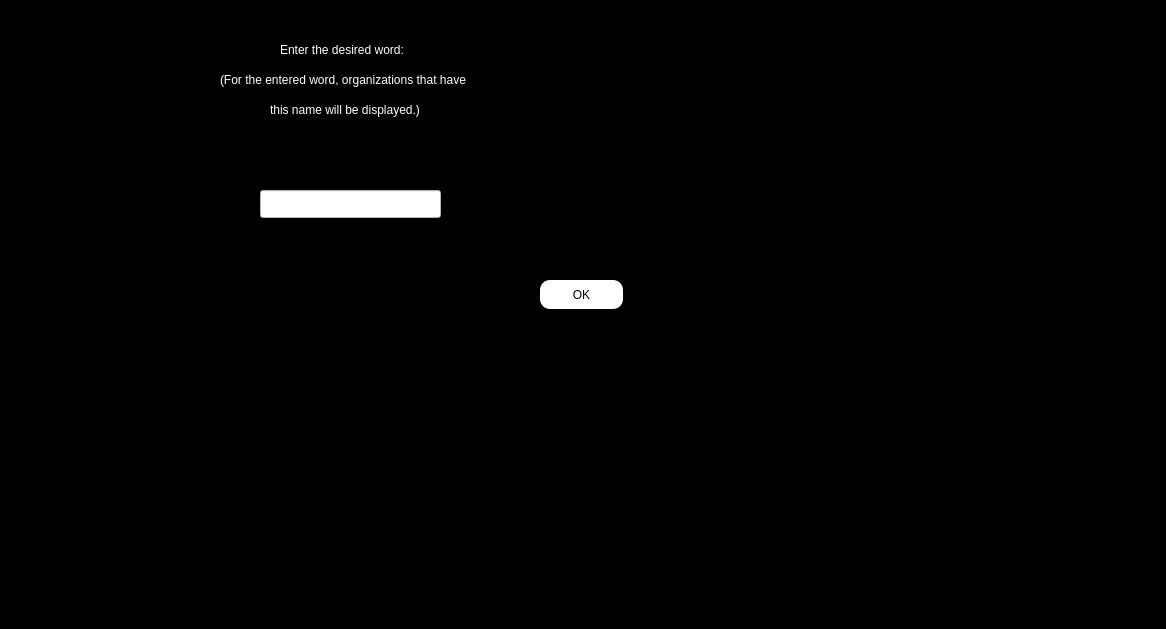
First picture: the form in enter/filtering_organizations.ui, repository Shayanrava/APproject, before the edit.
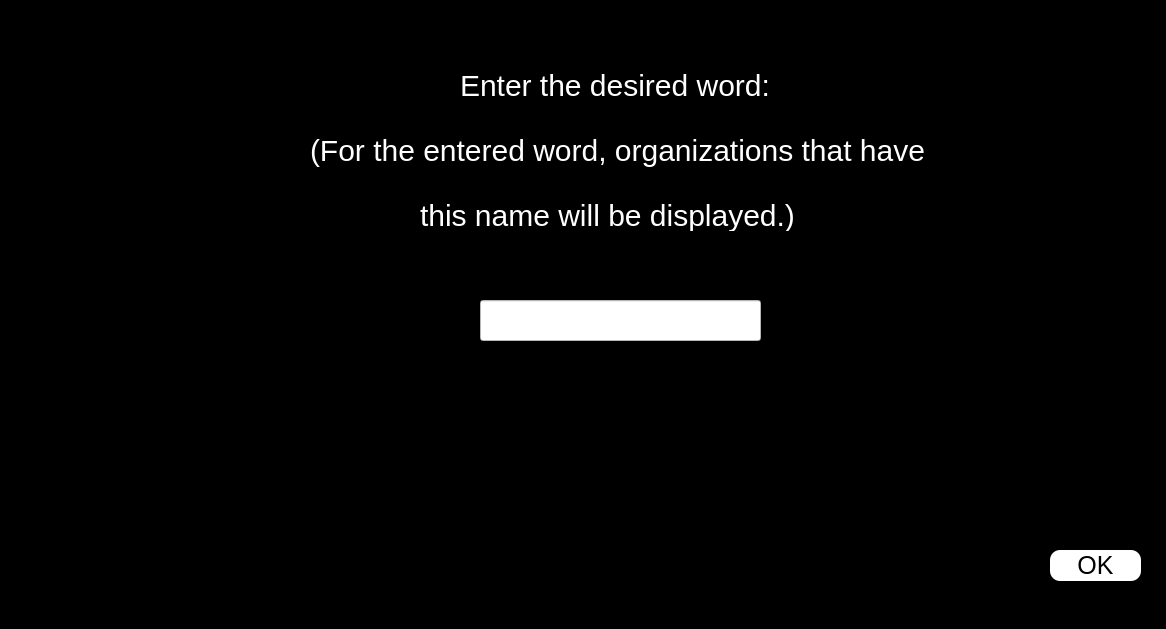
Second picture: the form after the edit.

Commit message: filtering and removing organization ui edited

What changed in the file:
```diff
--- a/enter/filtering_organizations.ui
+++ b/enter/filtering_organizations.ui
@@ -22,16 +22,17 @@
   <widget class="QLabel" name="label">
    <property name="geometry">
     <rect>
-     <x>280</x>
-     <y>40</y>
-     <width>161</width>
-     <height>20</height>
+     <x>460</x>
+     <y>60</y>
+     <width>321</width>
+     <height>51</height>
     </rect>
    </property>
    <property name="styleSheet">
     <string notr="true">#label
 {
 color:white;
+font-size:30px;
 }</string>
    </property>
    <property name="text">
@@ -41,16 +42,17 @@
   <widget class="QLabel" name="label_2">
    <property name="geometry">
     <rect>
-     <x>220</x>
-     <y>70</y>
-     <width>321</width>
-     <height>20</height>
+     <x>310</x>
+     <y>130</y>
+     <width>621</width>
+     <height>41</height>
     </rect>
    </property>
    <property name="styleSheet">
     <string notr="true">#label_2
 {
 color:white;
+font-size:30px;
 }</string>
    </property>
    <property name="text">
@@ -60,10 +62,10 @@
   <widget class="QLineEdit" name="led_filter">
    <property name="geometry">
     <rect>
-     <x>260</x>
-     <y>190</y>
-     <width>181</width>
-     <height>28</height>
+     <x>480</x>
+     <y>300</y>
+     <width>281</width>
+     <height>41</height>
     </rect>
    </property>
    <property name="styleSheet">
@@ -76,16 +78,17 @@
   <widget class="QLabel" name="label_3">
    <property name="geometry">
     <rect>
-     <x>270</x>
-     <y>100</y>
-     <width>191</width>
-     <height>20</height>
+     <x>420</x>
+     <y>200</y>
+     <width>381</width>
+     <height>31</height>
     </rect>
    </property>
    <property name="styleSheet">
     <string notr="true">#label_3
 {
 color:white;
+font-size:30px;
 }</string>
    </property>
    <property name="text">
@@ -95,10 +98,10 @@
   <widget class="QPushButton" name="pbn_filter">
    <property name="geometry">
     <rect>
-     <x>540</x>
-     <y>280</y>
-     <width>83</width>
-     <height>29</height>
+     <x>1050</x>
+     <y>550</y>
+     <width>91</width>
+     <height>31</height>
     </rect>
    </property>
    <property name="styleSheet">
@@ -111,6 +114,7 @@
 {
 background-color:white;
 border-radius:10px;
+font-size:25px;
 }</string>
    </property>
    <property name="text">
```
The commit also changes 1 other file.
